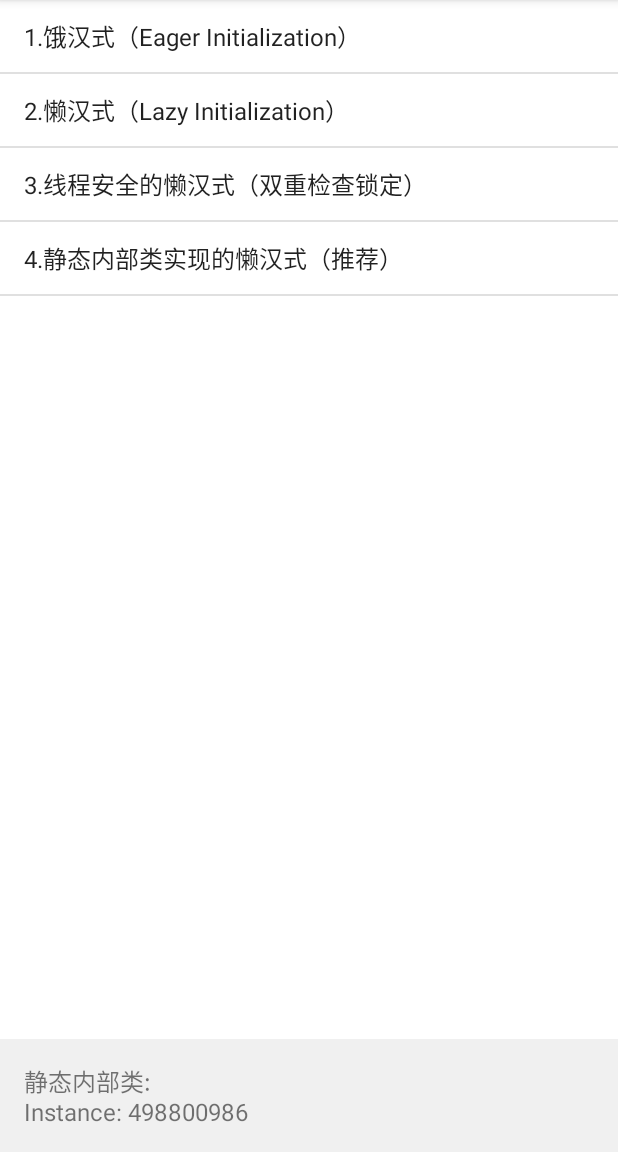
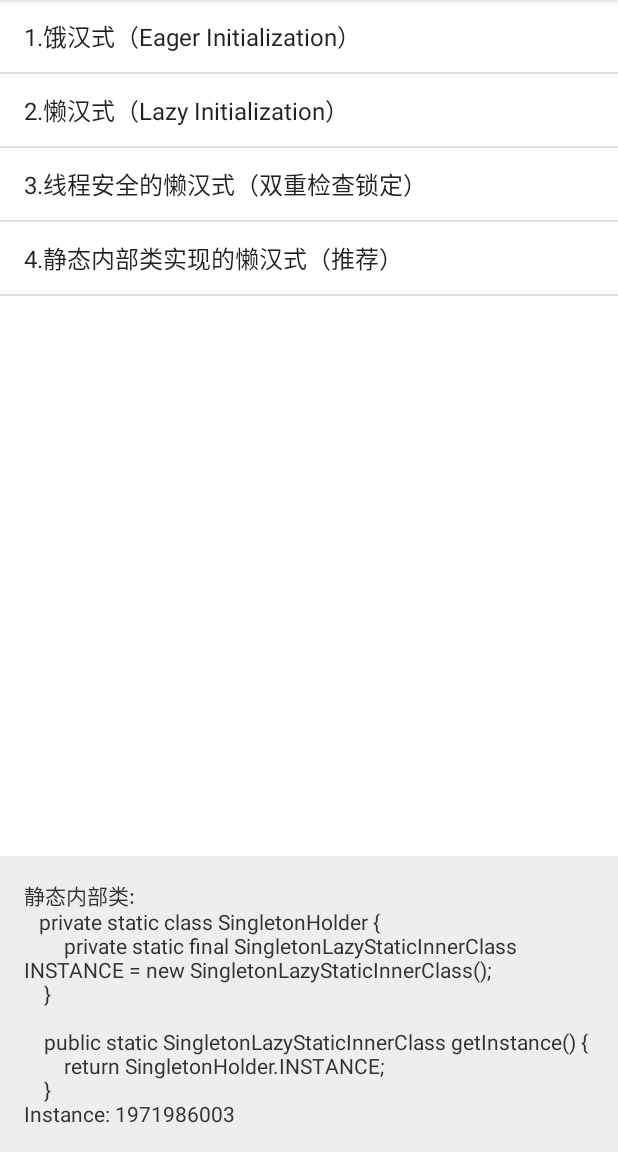
Before and after one commit to joephone/JavaGangOfFour, an Android app: the SingletonMainActivity screen opened directly, with no data from a screen before it, after a tap on an icon or button, on a phone screen of 412 x 824 dp, the part 84-1236 px from its top. Run offline under Robolectric (Android 15) with nearby library versions, the phone set to English and light mode, and no system bars; 3 other taps on this screen came first.

Commit message:
单例模式示例优化

```diff
--- a/app/src/main/AndroidManifest.xml
+++ b/app/src/main/AndroidManifest.xml
@@ -28,11 +28,11 @@
         </activity>
 
         <activity
-            android:name="._01_creational.MainCreationalActivity"
+            android:name="._01_creational.CreationalMainActivity"
             android:screenOrientation="portrait" />
 
         <activity
-            android:name="._01_creational.singleton.MainSingletonActivity"
+            android:name="._01_creational.singleton.SingletonMainActivity"
             android:screenOrientation="portrait" />
 
 
--- a/app/src/main/java/com/transcendence/gangoffour/_01_creational/MainCreationalActivity.java
+++ b/app/src/main/java/com/transcendence/gangoffour/_01_creational/CreationalMainActivity.java
@@ -23,8 +23,7 @@ import java.util.List;
  * @EditionHistory
  */
 
-public class MainCreationalActivity extends AppCompatActivity implements AdapterView.OnItemClickListener {
-    private final String TAG = "wan";
+public class CreationalMainActivity extends AppCompatActivity implements AdapterView.OnItemClickListener {
     private ArrayAdapter<String> adapter;
     private ListView lvIndex;
 
--- a/app/src/main/java/com/transcendence/gangoffour/_01_creational/singleton/MainSingletonActivity.java
+++ b/app/src/main/java/com/transcendence/gangoffour/_01_creational/singleton/SingletonMainActivity.java
@@ -22,8 +22,7 @@ import java.util.List;
  * @EditionHistory
  */
 
-public class MainSingletonActivity extends AppCompatActivity implements AdapterView.OnItemClickListener {
-    private final String TAG = "wan";
+public class SingletonMainActivity extends AppCompatActivity implements AdapterView.OnItemClickListener {
     private ArrayAdapter<String> adapter;
     private ListView lvIndex;
     private TextView tvResult;
@@ -31,7 +30,7 @@ public class MainSingletonActivity extends AppCompatActivity implements AdapterV
     @Override
     protected void onCreate(Bundle savedInstanceState) {
         super.onCreate(savedInstanceState);
-        setContentView(R.layout.activity_main);
+        setContentView(R.layout.activity_mode);
         lvIndex = findViewById(R.id.lvIndex);
         tvResult = findViewById(R.id.tvResult);
 
@@ -46,9 +45,6 @@ public class MainSingletonActivity extends AppCompatActivity implements AdapterV
 
     @Override
     public void onItemClick(AdapterView<?> parent, View view, int position, long id) {
-//        Intent intent = new Intent();
-//        intent.setClass(this, AppConstantValue.mainPatternsCreationalSingleton[position]);
-//        startActivity(intent);
         switch (position){
             case 0:  // 饿汉式
                 SingletonEager.getInstance().doSomething();
@@ -56,6 +52,7 @@ public class MainSingletonActivity extends AppCompatActivity implements AdapterV
                 SingletonEager instance2 = SingletonEager.getInstance();
                 tvResult.setText(
                         "饿汉式:\n" +
+                        "final SingletonEager instance = new SingletonEager(); \n" +
                                 "Instance 1: " + instance1.hashCode() + "\n" +
                                 "Instance 2: " + instance2.hashCode()
                 );
@@ -65,6 +62,10 @@ public class MainSingletonActivity extends AppCompatActivity implements AdapterV
                 SingletonLazy instance4 = SingletonLazy.getInstance();
                 tvResult.setText(
                         "懒汉式（非线程安全）:\n" +
+                                "SingletonLazy instance; SingletonLazy getInstance() {\n" +
+                                "        if (instance == null) {\n" +
+                                "            instance = new SingletonLazy();\n" +
+                                "        } \n" +
                                 "Instance 3: " + instance3.hashCode() + "\n" +
                                 "Instance 4: " + instance4.hashCode()
                 );
@@ -85,6 +86,13 @@ public class MainSingletonActivity extends AppCompatActivity implements AdapterV
                 SingletonLazyStaticInnerClass.getInstance().doSomething();
                 tvResult.setText(
                         "静态内部类:\n" +
+                                "   private static class SingletonHolder {\n" +
+                                "        private static final SingletonLazyStaticInnerClass INSTANCE = new SingletonLazyStaticInnerClass();\n" +
+                                "    }\n" +
+                                "\n" +
+                                "    public static SingletonLazyStaticInnerClass getInstance() {\n" +
+                                "        return SingletonHolder.INSTANCE;\n" +
+                                "    } \n" +
                                 "Instance: " + SingletonLazyStaticInnerClass.getInstance().hashCode()
                 );
                 break;
--- a/app/src/main/java/com/transcendence/gangoffour/main/AppConstantValue.java
+++ b/app/src/main/java/com/transcendence/gangoffour/main/AppConstantValue.java
@@ -1,8 +1,8 @@
 package com.transcendence.gangoffour.main;
 
 import com.transcendence.gangoffour._03_behavioral.MainBehavioralActivity;
-import com.transcendence.gangoffour._01_creational.MainCreationalActivity;
-import com.transcendence.gangoffour._01_creational.singleton.MainSingletonActivity;
+import com.transcendence.gangoffour._01_creational.CreationalMainActivity;
+import com.transcendence.gangoffour._01_creational.singleton.SingletonMainActivity;
 import com.transcendence.gangoffour._01_creational.singleton.SingletonEager;
 import com.transcendence.gangoffour._01_creational.singleton.SingletonLazy;
 import com.transcendence.gangoffour._01_creational.singleton.SingletonLazyStaticInnerClass;
@@ -12,14 +12,14 @@ import com.transcendence.gangoffour._02_structural.MainStructuralActivity;
 public interface AppConstantValue {
 
     Class[] mainPatterns = {
-            MainCreationalActivity.class,
+            CreationalMainActivity.class,
             MainStructuralActivity.class,
             MainBehavioralActivity.class
     };
 
 
     Class[] mainPatternsCreational = {
-            MainSingletonActivity.class,
+            SingletonMainActivity.class,
             MainStructuralActivity.class,
             MainBehavioralActivity.class
     };
--- a/app/src/main/java/com/transcendence/gangoffour/main/MainActivity.java
+++ b/app/src/main/java/com/transcendence/gangoffour/main/MainActivity.java
@@ -16,7 +16,6 @@ import com.transcendence.gangoffour.utils.StringUtils;
 import java.util.List;
 
 public class MainActivity extends AppCompatActivity implements AdapterView.OnItemClickListener {
-    private final String TAG = "wan";
 
     private ArrayAdapter<String> adapter;
     private ListView lvIndex;
--- a/app/src/main/res/layout/activity_main.xml
+++ b/app/src/main/res/layout/activity_main.xml
@@ -9,21 +9,9 @@
     <ListView
         android:id="@+id/lvIndex"
         android:layout_width="match_parent"
-        android:layout_height="0dp"
-        app:layout_constraintTop_toTopOf="parent"
-        app:layout_constraintBottom_toTopOf="@id/tvResult"/>
+        android:layout_height="match_parent"
+        app:layout_constraintTop_toTopOf="parent"/>
 
-    <!-- TextView 固定在底部 -->
-    <TextView
-        android:id="@+id/tvResult"
-        android:layout_width="match_parent"
-        android:layout_height="wrap_content"
-        android:padding="16dp"
-        android:textSize="16sp"
-        android:background="#f0f0f0"
-        android:gravity="center_vertical"
-        app:layout_constraintBottom_toBottomOf="parent"
-        app:layout_constraintStart_toStartOf="parent"
-        app:layout_constraintEnd_toEndOf="parent"/>
+
 
 </androidx.constraintlayout.widget.ConstraintLayout>
--- /dev/null
+++ b/app/src/main/res/layout/activity_mode.xml
@@ -0,0 +1,30 @@
+<?xml version="1.0" encoding="utf-8"?>
+<androidx.constraintlayout.widget.ConstraintLayout xmlns:android="http://schemas.android.com/apk/res/android"
+    xmlns:app="http://schemas.android.com/apk/res-auto"
+    xmlns:tools="http://schemas.android.com/tools"
+    android:layout_width="match_parent"
+    android:layout_height="match_parent">
+
+    <!-- ListView 占据大部分空间 -->
+    <ListView
+        android:id="@+id/lvIndex"
+        android:layout_width="match_parent"
+        android:layout_height="0dp"
+        app:layout_constraintTop_toTopOf="parent"
+        app:layout_constraintBottom_toTopOf="@id/tvResult"/>
+
+    <!-- TextView 固定在底部 -->
+    <TextView
+        android:id="@+id/tvResult"
+        android:layout_width="0dp"
+        android:layout_height="wrap_content"
+        android:padding="16dp"
+        android:textColor="#333"
+        android:background="#EEEEEE"
+        app:layout_constraintBottom_toBottomOf="parent"
+        app:layout_constraintStart_toStartOf="parent"
+        app:layout_constraintEnd_toEndOf="parent"/>/>
+
+
+
+</androidx.constraintlayout.widget.ConstraintLayout>
```
